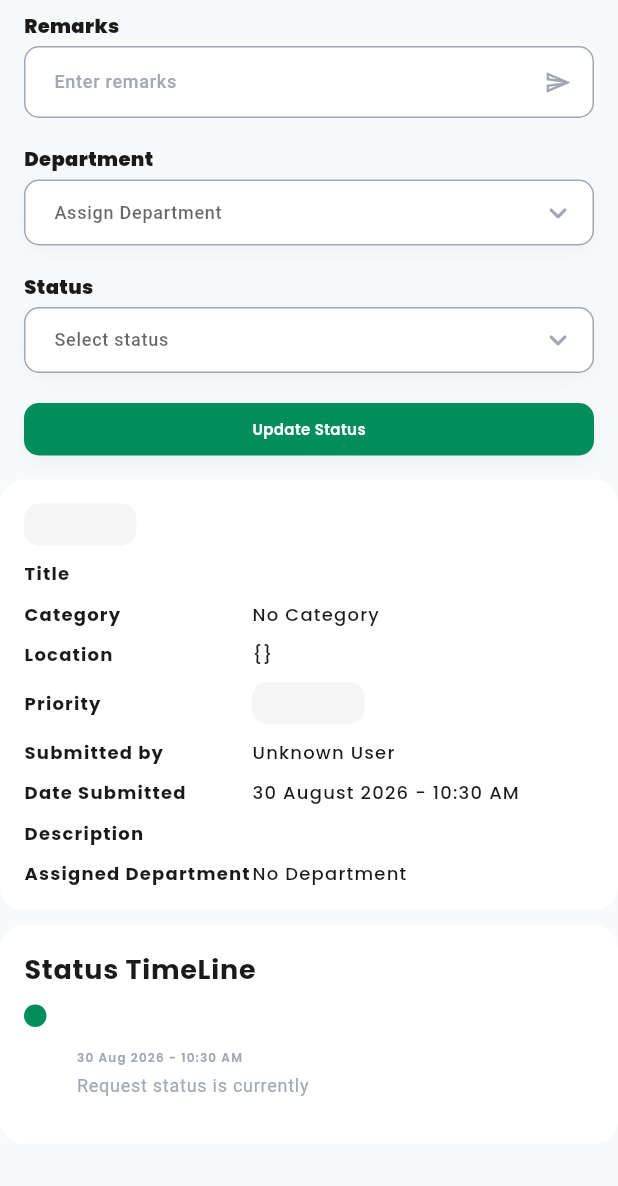
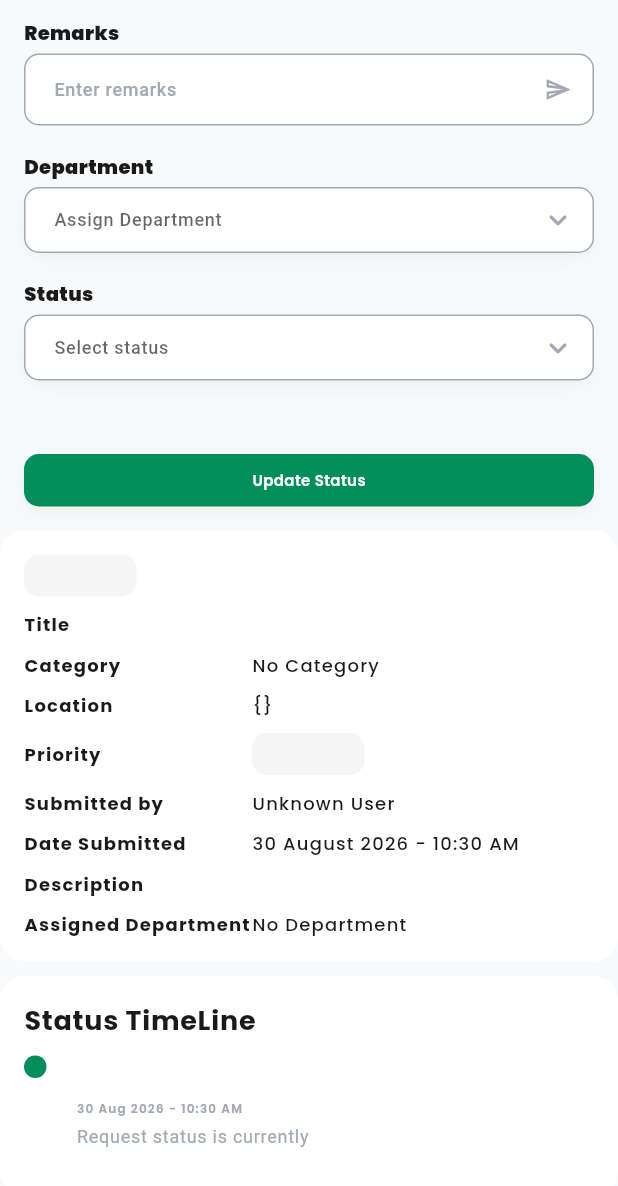
Before and after one commit to ahadahmed9980/Campus-Care-Web, a Flutter app: the RequestDetail screen opened directly with empty values, on a phone screen of 412 x 824 dp, the part 50-1236 px from its top. Run offline on Flutter 3.47's test engine with Material 3 defaults, Android fonts, the phone set to English and light mode, and no system bars; drawn by our look-alikes of flutter_animate, skeletonizer; our stand-ins replace cloud_firestore, connectivity_plus, data_table_2, firebase_auth, firebase_core, firebase_messaging and 7 more; accounts and stored records are empty.

Commit message:
last push all done

```diff
--- a/lib/controller/request_controller.dart
+++ b/lib/controller/request_controller.dart
@@ -114,6 +114,7 @@
       }
     }
 
+    query = query.orderBy("createdAt", descending: true);
     return query;
   }
 
@@ -203,6 +204,7 @@
         }
       }
 
+      query = query.orderBy("createdAt", descending: true);
       query = query.startAfterDocument(lastDocument!).limit(pageSize);
       final snapshot = await query.get();
 
--- a/lib/pages/request_detail.dart
+++ b/lib/pages/request_detail.dart
@@ -69,6 +69,7 @@
           .slideX(begin: 0.05, end: 0, duration: 400.ms);
 
       return Row(
+        crossAxisAlignment: CrossAxisAlignment.start,
         children: [
           Expanded(flex: 2, child: detailcontainer),
           const SizedBox(width: 10),
@@ -124,6 +125,19 @@
               final isMobile = constraints.maxWidth < 600;
               final isTablet = constraints.maxWidth < 1024;
 
+         final statusUpdateButton = Padding(
+  padding: const EdgeInsets.only(top: 24.0), // Yahan apni marzi ka margin set karein
+  child: CustomButton(
+    title: "Update Status",
+    isLoading: requestDetailcontroller.isStatusLoading.value,
+    callback: isClosed
+        ? () {}
+        : () {
+            requestDetailcontroller.applyPendingStatusUpdate();
+          },
+  ),
+);
+
               Widget buildHeaderControls(bool isMobileScreen) {
                 final remarksField = DynamicTextFormField(
                   controller: requestDetailcontroller.resolutionInfo,
@@ -161,16 +175,6 @@
                   isLoading: requestDetailcontroller.isStatusLoading.value,
                 );
 
-              final statusUpdateButton = CustomButton(
-                title: "Update Status",
-                isLoading: requestDetailcontroller.isStatusLoading.value,
-                callback: isClosed
-                    ? () {}
-                    : () {
-                        requestDetailcontroller.applyPendingStatusUpdate();
-                      },
-              );
-
                 if (isMobileScreen) {
                   return Column(
                     children: [
@@ -179,11 +183,13 @@
                       deptDropdown,
                       const SizedBox(height: 10),
                       statusDropdown,
-                    const SizedBox(height: 10),
+                      if (!isClosed) ...[
+                        const SizedBox(height: 15),
                         Align(
                           alignment: Alignment.centerLeft,
                           child: statusUpdateButton,
                         ),
+                      ],
                     ],
                   );
                 } else {
@@ -195,8 +201,6 @@
                       Expanded(child: deptDropdown),
                       const SizedBox(width: 10),
                       Expanded(child: statusDropdown),
-                    const SizedBox(width: 10),
-                    statusUpdateButton,
                     ],
                   );
                 }
@@ -209,41 +213,22 @@
                   crossAxisAlignment: CrossAxisAlignment.start,
                   children: [
                     if (!Responsive.isMobileScreen(context)) ...{
+                      Row(
+                        mainAxisAlignment: MainAxisAlignment.spaceBetween,
+                        children: [
                           Text("Request Details", style: textTheme.headlineLarge),
+                          if (!isClosed)
+                            statusUpdateButton,
+                        ],
+                      ),
                       const SizedBox(height: 10),
                     },
-                  if (constraints.maxWidth >= 1024)
-                    Row(
-                      crossAxisAlignment: CrossAxisAlignment.center,
-                      children: [
                     Text(
                       "Requests / ${requestModel.id}",
                       style: textTheme.labelLarge,
                     ),
-                        const SizedBox(width: 20),
-                        Expanded(
-                          child: Align(
-                            alignment: Alignment.centerLeft,
-                            child: ConstrainedBox(
-                              constraints: const BoxConstraints(maxWidth: 700),
-                              child: buildHeaderControls(false),
-                            ),
-                          ),
-                        ),
-                      ],
-                    )
-                  else
-                    Column(
-                      crossAxisAlignment: CrossAxisAlignment.start,
-                      children: [
-                        Text(
-                          "Requests / ${requestModel.id}",
-                          style: textTheme.labelLarge,
-                        ),
-                        const SizedBox(height: 10),
+                    const SizedBox(height: 15),
                     buildHeaderControls(isMobile),
-                      ],
-                    ),
                   ],
                 ),
               );
```
Also changed, not shown: lib/pages/requests.dart (+2 -12 lines), pubspec.lock. Lines whose indentation alone changed are shown as unchanged.
